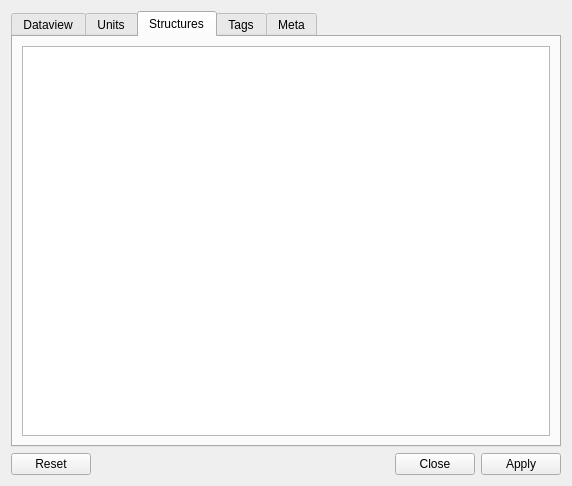
This is ui/readsdb_manager.ui in ondrolexa/readsdb as Qt 5 draws it before an edit. The edited form follows.
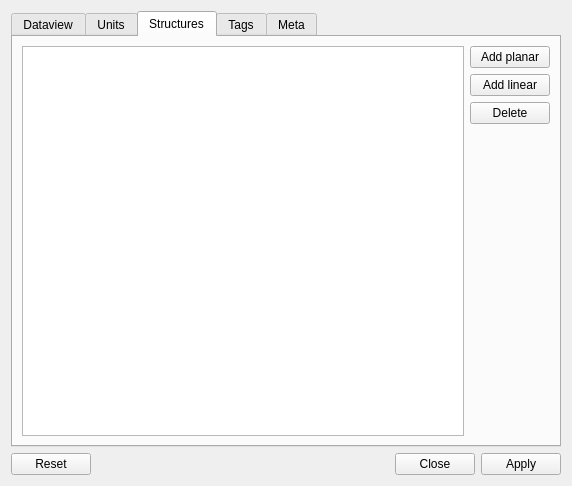
This is the edited form. The open tabs and pages were chosen to show the change.

Commit message: add units/structures added

The edit to the form file:
```diff
--- a/ui/readsdb_manager.ui
+++ b/ui/readsdb_manager.ui
@@ -136,9 +136,51 @@
       <attribute name="title">
        <string>Structures</string>
       </attribute>
-      <layout class="QVBoxLayout" name="verticalLayout_6">
+      <layout class="QVBoxLayout" name="verticalLayout_10">
        <item>
-        <widget class="QTableView" name="structuresView"/>
+        <layout class="QHBoxLayout" name="horizontalLayout_6">
+         <item>
+          <widget class="QTableView" name="structuresView"/>
+         </item>
+         <item>
+          <layout class="QVBoxLayout" name="verticalLayout_6">
+           <item>
+            <widget class="QPushButton" name="pushAddPlanar">
+             <property name="text">
+              <string>Add planar</string>
+             </property>
+            </widget>
+           </item>
+           <item>
+            <widget class="QPushButton" name="pushAddLinear">
+             <property name="text">
+              <string>Add linear</string>
+             </property>
+            </widget>
+           </item>
+           <item>
+            <widget class="QPushButton" name="pushDelStructure">
+             <property name="text">
+              <string>Delete</string>
+             </property>
+            </widget>
+           </item>
+           <item>
+            <spacer name="verticalSpacer_3">
+             <property name="orientation">
+              <enum>Qt::Vertical</enum>
+             </property>
+             <property name="sizeHint" stdset="0">
+              <size>
+               <width>20</width>
+               <height>40</height>
+              </size>
+             </property>
+            </spacer>
+           </item>
+          </layout>
+         </item>
+        </layout>
        </item>
       </layout>
      </widget>
```
Left out of the diff: 110 changed lines with no effect on the pictures. The commit also changes 1 other file.
